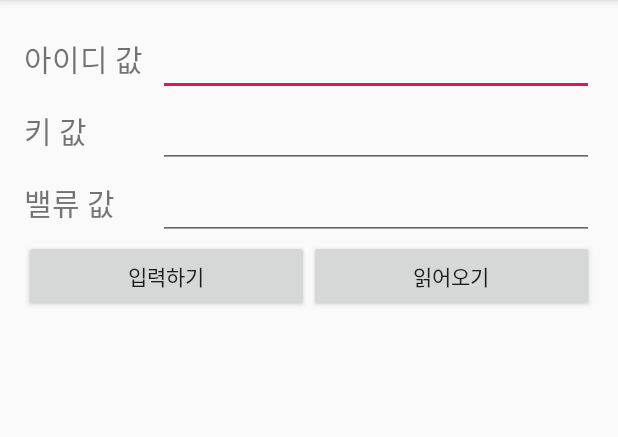
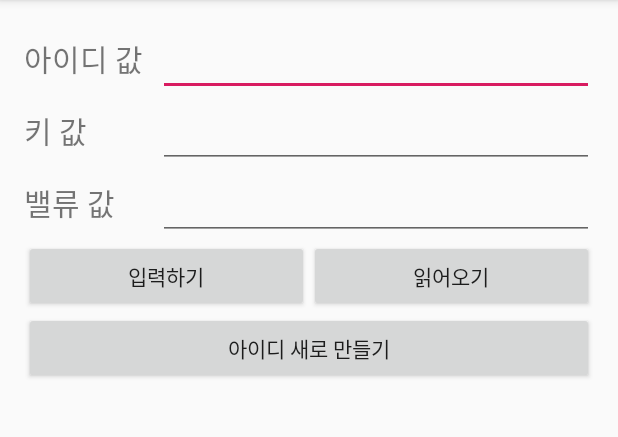
Before and after one commit to sodp5/Learn-Firebase, an Android app: the screen it shows after launch (MainActivity), after a tap on "입력하기", on a phone screen of 412 x 824 dp, the part 84-521 px from its top. Run offline under Robolectric (Android 15) with nearby library versions, the phone set to English and light mode, and no system bars; our stand-ins replace Firebase (no records; nobody signed in at launch, a user with empty details on screens opened directly).

```diff
--- a/app/src/main/java/com/example/firebaseexample/MainActivity.java
+++ b/app/src/main/java/com/example/firebaseexample/MainActivity.java
@@ -21,10 +21,12 @@ import com.google.firebase.database.DatabaseReference;
 import com.google.firebase.database.FirebaseDatabase;
 import com.google.firebase.database.ValueEventListener;
 
+import java.util.ArrayList;
+
 public class MainActivity extends AppCompatActivity {
     private TextView tvID, tvKey, tvValue;
     private EditText edtID, edtKey, edtValue;
-    private Button btnPush, btnRead;
+    private Button btnPush, btnRead, btnCreateId;
 
     private String myKey;
 
@@ -52,21 +54,45 @@ public class MainActivity extends AppCompatActivity {
 
         btnPush = findViewById(R.id.btnPush);
         btnRead = findViewById(R.id.btnRead);
+        btnCreateId = findViewById(R.id.btnCreateId);
     }
 
     private void initInstance() {
-        databaseReference = FirebaseDatabase.getInstance().getReference("");
+        databaseReference = FirebaseDatabase.getInstance().getReference();
     }
 
     private void addButtonEvent() {
         btnPush.setOnClickListener(btnPushClickEvent);
         btnRead.setOnClickListener(btnReadClickEvent);
+        btnCreateId.setOnClickListener(btnCreateIdClickEvent);
     }
+
+    private View.OnClickListener btnCreateIdClickEvent = new View.OnClickListener() {
+        @Override
+        public void onClick(View view) {
+            databaseReference.child("MemberList").addListenerForSingleValueEvent(new ValueEventListener() {
+                @Override
+                public void onDataChange(@NonNull DataSnapshot dataSnapshot) {
+                    for (DataSnapshot ds : dataSnapshot.getChildren()) {
+                        Log.d("키값", ds.getKey());
+                        Log.d("밸류값", ds.getValue() + "");
+//                        if(ds.getKey().equals("1"))
+//                            break;
+                    }
+                }
+
+                @Override
+                public void onCancelled(@NonNull DatabaseError databaseError) {
+
+                }
+            });
+        }
+    };
 
     private View.OnClickListener btnPushClickEvent = new View.OnClickListener() {
         @Override
         public void onClick(View view) {
-
+            databaseReference = FirebaseDatabase.getInstance().getReference(edtID.getText().toString());
         }
     };
 
--- a/app/src/main/res/layout/activity_main.xml
+++ b/app/src/main/res/layout/activity_main.xml
@@ -77,6 +77,11 @@
             android:text="읽어오기"/>
 
     </LinearLayout>
+    <Button
+        android:id="@+id/btnCreateId"
+        android:layout_width="match_parent"
+        android:layout_height="wrap_content"
+        android:text="아이디 새로 만들기"/>
     <TextView
         android:id="@+id/tvResult"
         android:layout_width="match_parent"
```
